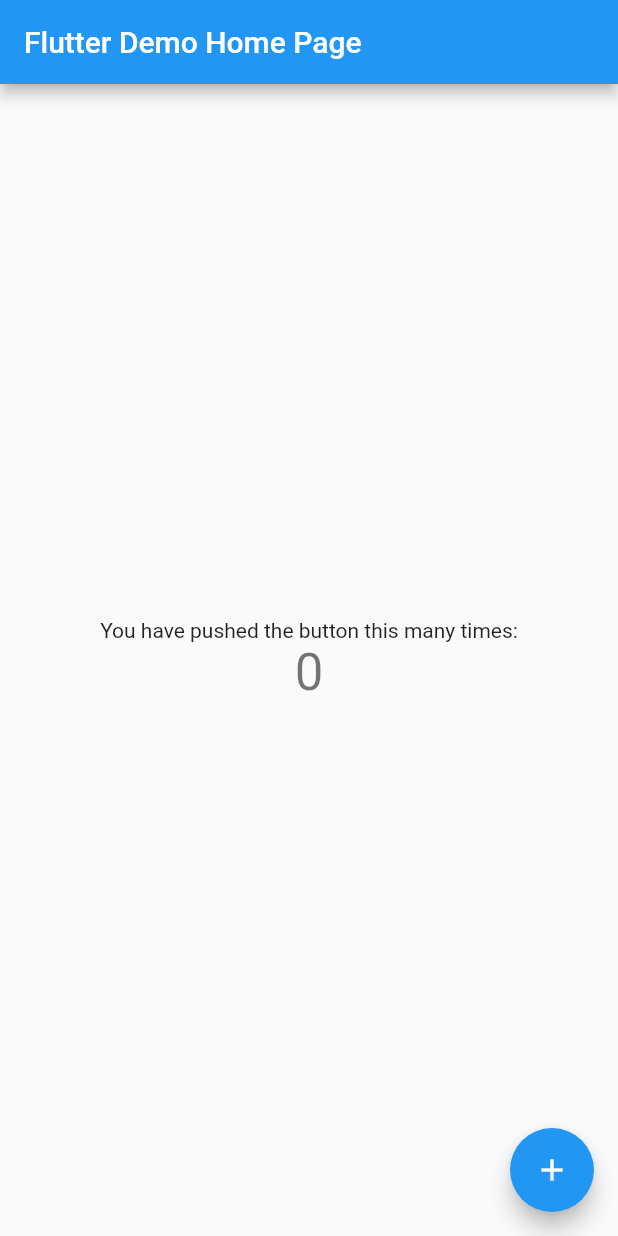
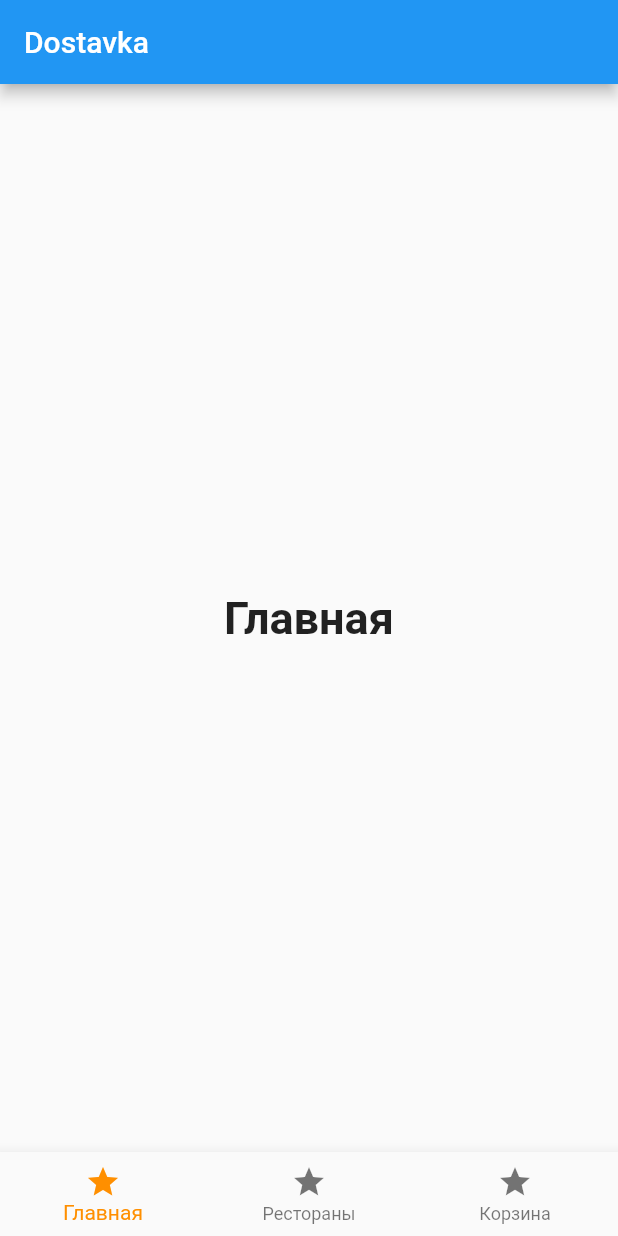
Before and after one commit to IvanDvur/laba_crossplatform, a Flutter app: the screen it shows after launch, on a phone screen of 412 x 824 dp. Run offline on Flutter 3.47's test engine with Material 2 defaults, Android fonts, the phone set to English and light mode, and no system bars.

Commit message:
добавил пример навигации

```diff
--- a/lib/main.dart
+++ b/lib/main.dart
@@ -1,115 +1,22 @@
 import 'package:flutter/material.dart';
+import 'package:lab_crossplatform/screen_3_reustarants/screen_3_page.dart';
 
+// ignore_for_file: prefer_const_constructors
 void main() {
-  runApp(const MyApp());
+  runApp(MyApp());
 }
 
 class MyApp extends StatelessWidget {
-  const MyApp({super.key});
-
-  // This widget is the root of your application.
   @override
   Widget build(BuildContext context) {
     return MaterialApp(
-      title: 'Flutter Demo',
+      title: 'Generated App',
       theme: ThemeData(
-        // This is the theme of your application.
-        //
-        // Try running your application with "flutter run". You'll see the
-        // application has a blue toolbar. Then, without quitting the app, try
-        // changing the primarySwatch below to Colors.green and then invoke
-        // "hot reload" (press "r" in the console where you ran "flutter run",
-        // or simply save your changes to "hot reload" in a Flutter IDE).
-        // Notice that the counter didn't reset back to zero; the application
-        // is not restarted.
         primarySwatch: Colors.blue,
+        primaryColor: const Color(0xFF2196f3),
+        canvasColor: const Color(0xFFfafafa),
       ),
-      home: const MyHomePage(title: 'Flutter Demo Home Page'),
+      home: ThirdScreen(),
     );
   }
 }
-
-class MyHomePage extends StatefulWidget {
-  const MyHomePage({super.key, required this.title});
-
-  // This widget is the home page of your application. It is stateful, meaning
-  // that it has a State object (defined below) that contains fields that affect
-  // how it looks.
-
-  // This class is the configuration for the state. It holds the values (in this
-  // case the title) provided by the parent (in this case the App widget) and
-  // used by the build method of the State. Fields in a Widget subclass are
-  // always marked "final".
-
-  final String title;
-
-  @override
-  State<MyHomePage> createState() => _MyHomePageState();
-}
-
-class _MyHomePageState extends State<MyHomePage> {
-  int _counter = 0;
-
-  void _incrementCounter() {
-    setState(() {
-      // This call to setState tells the Flutter framework that something has
-      // changed in this State, which causes it to rerun the build method below
-      // so that the display can reflect the updated values. If we changed
-      // _counter without calling setState(), then the build method would not be
-      // called again, and so nothing would appear to happen.
-      _counter++;
-    });
-  }
-
-  @override
-  Widget build(BuildContext context) {
-    // This method is rerun every time setState is called, for instance as done
-    // by the _incrementCounter method above.
-    //
-    // The Flutter framework has been optimized to make rerunning build methods
-    // fast, so that you can just rebuild anything that needs updating rather
-    // than having to individually change instances of widgets.
-    return Scaffold(
-      appBar: AppBar(
-        // Here we take the value from the MyHomePage object that was created by
-        // the App.build method, and use it to set our appbar title.
-        title: Text(widget.title),
-      ),
-      body: Center(
-        // Center is a layout widget. It takes a single child and positions it
-        // in the middle of the parent.
-        child: Column(
-          // Column is also a layout widget. It takes a list of children and
-          // arranges them vertically. By default, it sizes itself to fit its
-          // children horizontally, and tries to be as tall as its parent.
-          //
-          // Invoke "debug painting" (press "p" in the console, choose the
-          // "Toggle Debug Paint" action from the Flutter Inspector in Android
-          // Studio, or the "Toggle Debug Paint" command in Visual Studio Code)
-          // to see the wireframe for each widget.
-          //
-          // Column has various properties to control how it sizes itself and
-          // how it positions its children. Here we use mainAxisAlignment to
-          // center the children vertically; the main axis here is the vertical
-          // axis because Columns are vertical (the cross axis would be
-          // horizontal).
-          mainAxisAlignment: MainAxisAlignment.center,
-          children: <Widget>[
-            const Text(
-              'You have pushed the button this many times:',
-            ),
-            Text(
-              '$_counter',
-              style: Theme.of(context).textTheme.headline4,
-            ),
-          ],
-        ),
-      ),
-      floatingActionButton: FloatingActionButton(
-        onPressed: _incrementCounter,
-        tooltip: 'Increment',
-        child: const Icon(Icons.add),
-      ), // This trailing comma makes auto-formatting nicer for build methods.
-    );
-  }
-}
--- a/lib/screen_3_reustarants/screen_3.dart
+++ /dev/null
@@ -1 +0,0 @@
-// Экран ресторанов
--- /dev/null
+++ b/lib/screen_3_reustarants/screen_3_page.dart
@@ -0,0 +1,65 @@
+// Экран ресторанов
+import 'package:flutter/material.dart';
+
+class ThirdScreen extends StatefulWidget {
+  ThirdScreen({Key? key}) : super(key: key);
+
+  @override
+  State<ThirdScreen> createState() => _ThirdScreenState();
+}
+
+class _ThirdScreenState extends State<ThirdScreen> {
+  int _selectedIndex = 0;
+  static const TextStyle optionStyle =
+      TextStyle(fontSize: 30, fontWeight: FontWeight.bold);
+  static const List<Widget> _widgetOptions = <Widget>[
+    Text(
+      'Главная',
+      style: optionStyle,
+    ),
+    Text(
+      'Рестораны',
+      style: optionStyle,
+    ),
+    Text(
+      'Корзина',
+      style: optionStyle,
+    ),
+  ];
+
+  void _onItemTapped(int index) {
+    setState(() {
+      _selectedIndex = index;
+    });
+  }
+
+  @override
+  Widget build(BuildContext context) {
+    return Scaffold(
+      appBar: AppBar(
+        title: Text('Dostavka'),
+      ),
+      body: Container(
+        padding: const EdgeInsets.all(0.0),
+        alignment: Alignment.center,
+        child: _widgetOptions.elementAt(_selectedIndex),
+      ),
+      bottomNavigationBar: BottomNavigationBar(
+        items: const <BottomNavigationBarItem>[
+          BottomNavigationBarItem(icon: Icon(Icons.star), label: 'Главная'),
+          BottomNavigationBarItem(
+            icon: Icon(Icons.star),
+            label: 'Рестораны',
+          ),
+          BottomNavigationBarItem(
+            icon: Icon(Icons.star),
+            label: 'Корзина',
+          )
+        ],
+        selectedItemColor: Colors.amber[800],
+        currentIndex: _selectedIndex,
+        onTap: _onItemTapped,
+      ),
+    );
+  }
+}
```
Also changed, not shown: lib/screen_3_reustarants/screen_3_controller.dart (added).
